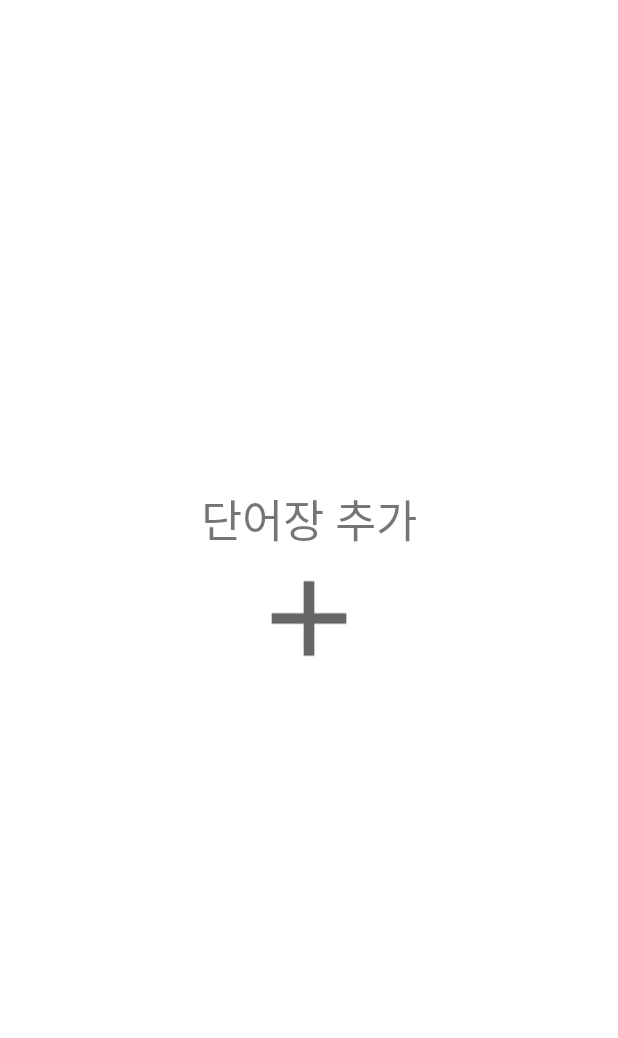
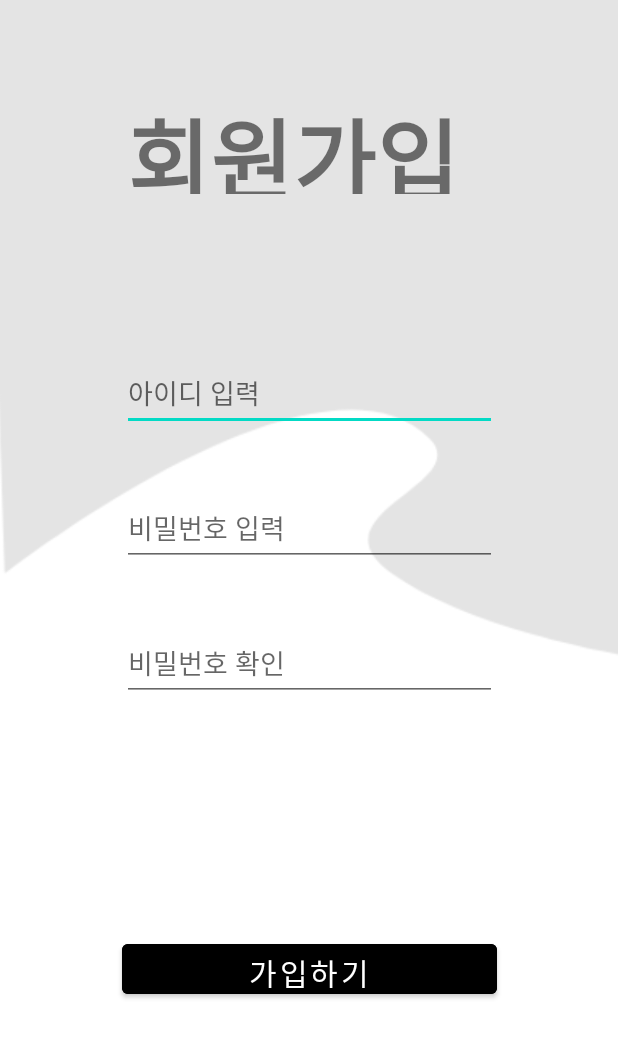
Before and after one commit to DanaJJang/Android, an Android app: the screen it shows after launch (AddWordPadActivity before the commit, SignUpActivity after it), after a tap on "가입하기", on a phone screen of 412 x 824 dp. Shown: the top 1038 px of the screen. Run offline under Robolectric (Android 15) with nearby library versions, the light colour scheme and no system bars.

Commit message:
[MODIFY] 회원가입 수정

```diff
--- a/DanaJJang/app/src/main/java/com/example/danajjang/activity/SignUpActivity.kt
+++ b/DanaJJang/app/src/main/java/com/example/danajjang/activity/SignUpActivity.kt
@@ -4,7 +4,6 @@
 import androidx.appcompat.app.AppCompatActivity
 import android.os.Bundle
 import android.util.Log
-import android.widget.TextView
 import android.widget.Toast
 import com.example.danajjang.Auth
 import com.example.danajjang.NetRetrofit
@@ -19,7 +18,8 @@
         super.onCreate(savedInstanceState)
         setContentView(R.layout.activity_signup)
 
-        //회원 가입을 눌렀을때
+        //이제 회원가입이 완료되면 워드 패드를 추가하는 프레그 먼트로 이동한다.
+
         signup_btn.setOnClickListener(){
             val auth = Auth(signup_user_id.text.toString(), signup_user_pw.text.toString())
             Log.e("sdfa",auth.id)
@@ -27,36 +27,24 @@
 
             val response: Call<Void> = NetRetrofit().getService().postSignUp(auth)
 
-            //비밀번호 글자수 제한
-            if(signup_user_pw.length() in 13 downTo 8 ) {
-                if (signup_user_pw.text.toString() == signup_user_pw_check.text.toString()) {
-                    response.enqueue(object : Callback<Void> {
+            if(signup_user_pw.text.toString() == signup_user_pw_check.text.toString()){
+                response.enqueue(object: Callback<Void> {
                     override fun onResponse(call: Call<Void>, response: Response<Void>) {
-                            if (response.code() == 200) {
-                                Toast.makeText(
-                                    applicationContext,
-                                    "가입이 완료되었습니다",
-                                    Toast.LENGTH_SHORT
+                        if(response.code() == 200){
+                            Toast.makeText(applicationContext,"가입이 완료되었습니다",Toast.LENGTH_SHORT).show()
 
-                                )
-                                    .show()
-                                val intent = Intent(applicationContext, SignInActivity::class.java)
+
+                            val intent= Intent(this@SignUpActivity, SignInActivity::class.java)
                             startActivity(intent)
                         }
                     }
 
                     override fun onFailure(call: Call<Void>, t: Throwable) {
-                            Log.e("sdfa", t.message.toString())
+                        Log.e("sdfa",t.message.toString())
                     }
 
-
                 })
-                } else Toast.makeText(this, "비번 틀렸어요", Toast.LENGTH_SHORT).show()
-                }else passworderror_tv.visibility
-            Log.e("오류 내용 나오기",toString())
-
-            val intent=Intent(this,AddWordPadActivity::class.java)
-            startActivity(intent)
+            }else Toast.makeText(this,"비번 틀렸어요",Toast.LENGTH_SHORT).show()
 
         }
     }
--- a/DanaJJang/app/src/main/res/layout/activity_signup.xml
+++ b/DanaJJang/app/src/main/res/layout/activity_signup.xml
@@ -38,7 +38,7 @@
         android:layout_height="50dp"
         android:layout_marginTop="108dp"
         android:ems="10"
-        android:inputType="textPersonName"
+        android:maxLines="1"
         android:hint="아이디 입력"
         app:layout_constraintEnd_toEndOf="@+id/signup_user_pw"
         app:layout_constraintHorizontal_bias="1.0"
@@ -51,8 +51,8 @@
         android:layout_height="50dp"
         android:layout_marginTop="40dp"
         android:ems="10"
-        android:inputType="textPersonName"
         android:hint="비밀번호 입력"
+        android:maxLines="1"
         app:layout_constraintEnd_toEndOf="@+id/signup_user_pw_check"
         app:layout_constraintHorizontal_bias="0.0"
         app:layout_constraintStart_toStartOf="@+id/signup_user_pw_check"
@@ -64,7 +64,7 @@
         android:layout_height="50dp"
         android:layout_marginTop="40dp"
         android:ems="10"
-        android:inputType="textPersonName"
+        android:maxLines="1"
         android:hint="비밀번호 확인"
         app:layout_constraintEnd_toEndOf="parent"
         app:layout_constraintStart_toStartOf="parent"
@@ -75,7 +75,9 @@
         android:layout_width="250dp"
         android:layout_height="45dp"
         android:text="가입하기"
+        android:textSize="20dp"
         android:fontFamily="@font/jua"
+        android:backgroundTint="@color/black"
         app:layout_constraintBottom_toBottomOf="parent"
         app:layout_constraintEnd_toEndOf="parent"
         app:layout_constraintStart_toStartOf="parent"
```
Lines whose indentation alone changed are shown as unchanged.
